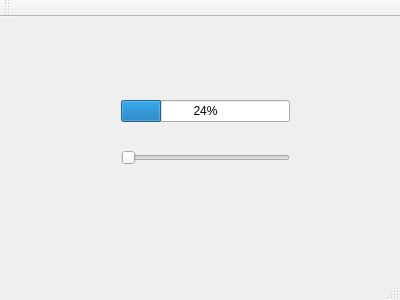
Before: the Qt Designer form SGI/mainwindow.ui in beerpacks/Testing, drawn with Qt 5.
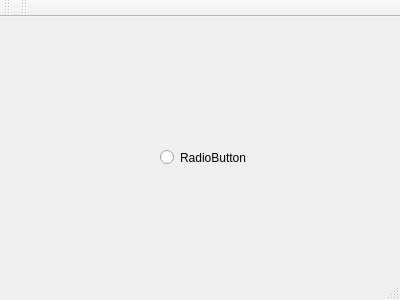
After: the same form once the commit is applied.

```diff
--- a/SGI/mainwindow.ui
+++ b/SGI/mainwindow.ui
@@ -14,31 +14,48 @@
    <string>MainWindow</string>
   </property>
   <widget class="QWidget" name="centralWidget">
-   <widget class="QWidget" name="">
+   <widget class="QStackedWidget" name="stackedWidget">
     <property name="geometry">
      <rect>
-      <x>110</x>
-      <y>50</y>
-      <width>191</width>
-      <height>131</height>
+      <x>10</x>
+      <y>9</y>
+      <width>381</width>
+      <height>241</height>
      </rect>
     </property>
-    <layout class="QVBoxLayout" name="verticalLayout">
-     <item>
-      <widget class="QProgressBar" name="progressBar">
-       <property name="value">
-        <number>24</number>
-       </property>
-      </widget>
-     </item>
-     <item>
-      <widget class="QSlider" name="horizontalSlider">
-       <property name="orientation">
-        <enum>Qt::Horizontal</enum>
-       </property>
-      </widget>
-     </item>
-    </layout>
+    <property name="currentIndex">
+     <number>1</number>
+    </property>
+    <widget class="QWidget" name="page">
+     <widget class="QPushButton" name="pushButton">
+      <property name="geometry">
+       <rect>
+        <x>150</x>
+        <y>90</y>
+        <width>89</width>
+        <height>25</height>
+       </rect>
+      </property>
+      <property name="text">
+       <string>PushButton</string>
+      </property>
+     </widget>
+    </widget>
+    <widget class="QWidget" name="page_2">
+     <widget class="QRadioButton" name="radioButton">
+      <property name="geometry">
+       <rect>
+        <x>150</x>
+        <y>120</y>
+        <width>112</width>
+        <height>23</height>
+       </rect>
+      </property>
+      <property name="text">
+       <string>RadioButton</string>
+      </property>
+     </widget>
+    </widget>
    </widget>
   </widget>
   <widget class="QMenuBar" name="menuBar">
@@ -60,6 +77,17 @@
    </attribute>
   </widget>
   <widget class="QStatusBar" name="statusBar"/>
+  <widget class="QToolBar" name="toolBar">
+   <property name="windowTitle">
+    <string>toolBar</string>
+   </property>
+   <attribute name="toolBarArea">
+    <enum>TopToolBarArea</enum>
+   </attribute>
+   <attribute name="toolBarBreak">
+    <bool>false</bool>
+   </attribute>
+  </widget>
  </widget>
  <layoutdefault spacing="6" margin="11"/>
  <resources/>
```
